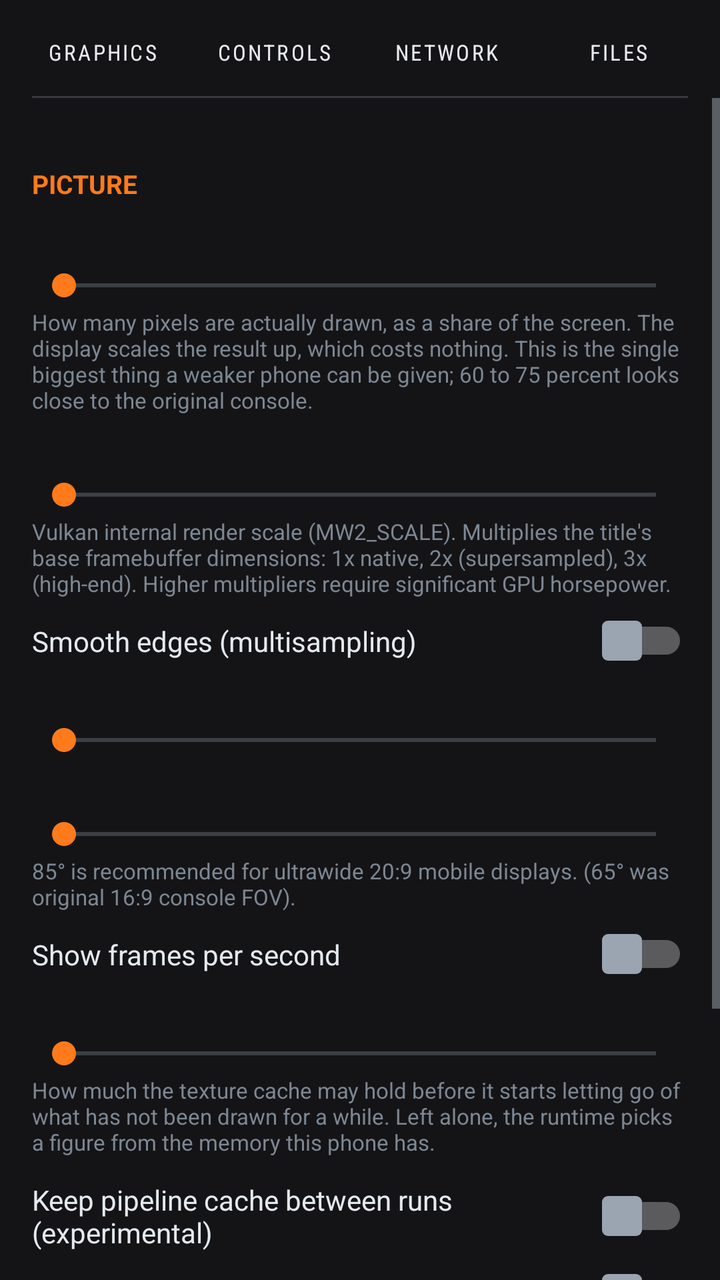
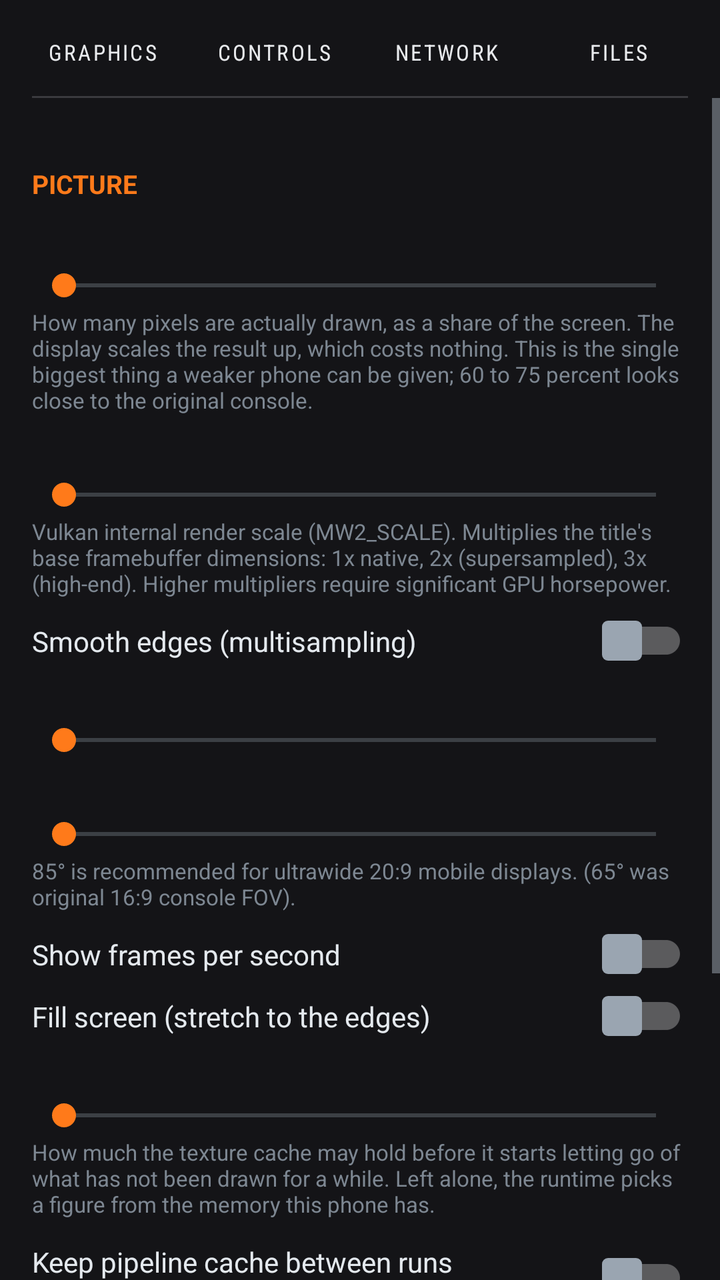

Screens rendered from an Android XML layout before and after an edit, with the pre-edit source and the edit as a unified diff.
<!-- AndroidManifest.xml: application theme Theme.MW2 -->
<!-- res/layout/activity_settings.xml -->
<?xml version="1.0" encoding="utf-8"?>
<LinearLayout xmlns:android="http://schemas.android.com/apk/res/android"
    android:layout_width="match_parent"
    android:layout_height="match_parent"
    android:fitsSystemWindows="true"
    android:background="#141417"
    android:orientation="vertical">

    <LinearLayout
        android:id="@+id/tab_bar"
        android:layout_width="match_parent"
        android:layout_height="wrap_content"
        android:orientation="horizontal"
        android:paddingStart="8dp"
        android:paddingEnd="8dp"
        android:paddingTop="8dp"
        android:paddingBottom="0dp">

        <Button
            android:id="@+id/tab_graphics"
            android:layout_width="0dp"
            android:layout_height="wrap_content"
            android:layout_weight="1"
            android:minHeight="36dp"
            android:background="@android:color/transparent"
            android:gravity="center"
            android:text="@string/tab_graphics"
            android:textColor="#E8EAED"
            android:textSize="11sp"
            android:fontFamily="sans-serif-condensed"
            android:letterSpacing="0.1"
            android:stateListAnimator="@null" />

        <Button
            android:id="@+id/tab_controls"
            android:layout_width="0dp"
            android:layout_height="wrap_content"
            android:layout_weight="1"
            android:minHeight="36dp"
            android:background="@android:color/transparent"
            android:gravity="center"
            android:text="@string/tab_controls"
            android:textColor="#E8EAED"
            android:textSize="11sp"
            android:fontFamily="sans-serif-condensed"
            android:letterSpacing="0.1"
            android:stateListAnimator="@null" />

        <Button
            android:id="@+id/tab_network"
            android:layout_width="0dp"
            android:layout_height="wrap_content"
            android:layout_weight="1"
            android:minHeight="36dp"
            android:background="@android:color/transparent"
            android:gravity="center"
            android:text="@string/tab_network"
            android:textColor="#E8EAED"
            android:textSize="11sp"
            android:fontFamily="sans-serif-condensed"
            android:letterSpacing="0.1"
            android:stateListAnimator="@null" />

        <Button
            android:id="@+id/tab_files"
            android:layout_width="0dp"
            android:layout_height="wrap_content"
            android:layout_weight="1"
            android:minHeight="36dp"
            android:background="@android:color/transparent"
            android:gravity="center"
            android:text="@string/tab_files"
            android:textColor="#E8EAED"
            android:textSize="11sp"
            android:fontFamily="sans-serif-condensed"
            android:letterSpacing="0.1"
            android:stateListAnimator="@null" />
    </LinearLayout>

    <View
        android:layout_width="match_parent"
        android:layout_height="1dp"
        android:layout_marginStart="16dp"
        android:layout_marginEnd="16dp"
        android:layout_marginTop="4dp"
        android:background="#3A3A3E" />

    <View
        android:id="@+id/tab_rule"
        android:layout_width="48dp"
        android:layout_height="2dp"
        android:layout_marginStart="16dp"
        android:layout_marginTop="4dp"
        android:visibility="gone" />

    <ScrollView
        android:layout_width="match_parent"
        android:layout_height="0dp"
        android:layout_weight="1"
        android:fillViewport="false">

        <LinearLayout
            android:layout_width="match_parent"
            android:layout_height="wrap_content"
            android:orientation="vertical"
            android:padding="16dp">

            
            <LinearLayout
                android:id="@+id/page_graphics"
                android:layout_width="match_parent"
                android:layout_height="wrap_content"
                android:orientation="vertical">

                <TextView
                    style="@style/SectionHeading"
                    android:layout_width="match_parent"
                    android:layout_height="wrap_content"
                    android:text="@string/section_picture" />

                <TextView
                    android:id="@+id/resolution_label"
                    style="@style/SettingLabel"
                    android:layout_width="match_parent"
                    android:layout_height="wrap_content" />

                <SeekBar
                    android:id="@+id/resolution"
                    android:layout_width="match_parent"
                    android:layout_height="wrap_content" />

                <TextView
                    style="@style/SettingHint"
                    android:layout_width="match_parent"
                    android:layout_height="wrap_content"
                    android:text="@string/resolution_hint" />

                <TextView
                    android:id="@+id/render_scale_label"
                    style="@style/SettingLabel"
                    android:layout_width="match_parent"
                    android:layout_height="wrap_content" />

                <SeekBar
                    android:id="@+id/render_scale"
                    android:layout_width="match_parent"
                    android:layout_height="wrap_content" />

                <TextView
                    style="@style/SettingHint"
                    android:layout_width="match_parent"
                    android:layout_height="wrap_content"
                    android:text="@string/render_scale_hint" />

                <androidx.appcompat.widget.SwitchCompat
                    android:id="@+id/msaa"
                    style="@style/SettingSwitch"
                    android:layout_width="match_parent"
                    android:layout_height="wrap_content"
                    android:text="@string/msaa" />

                    <TextView
        android:id="@+id/fps_limit_label"
        style="@style/SettingLabel"
        android:layout_width="match_parent"
        android:layout_height="wrap_content" />

    <SeekBar
        android:id="@+id/fps_limit"
        android:layout_width="match_parent"
        android:layout_height="wrap_content" />
                <TextView
                    android:id="@+id/fov_label"
                    style="@style/SettingLabel"
                    android:layout_width="match_parent"
                    android:layout_height="wrap_content" />

                <SeekBar
                    android:id="@+id/fov_slider"
                    android:layout_width="match_parent"
                    android:layout_height="wrap_content" />

                <TextView
                    style="@style/SettingHint"
                    android:layout_width="match_parent"
                    android:layout_height="wrap_content"
                    android:text="@string/fov_hint" />

                <androidx.appcompat.widget.SwitchCompat
                    android:id="@+id/stats"
                    style="@style/SettingSwitch"
                    android:layout_width="match_parent"
                    android:layout_height="wrap_content"
                    android:text="@string/show_stats" />

                <TextView
                    android:id="@+id/texture_label"
                    style="@style/SettingLabel"
                    android:layout_width="match_parent"
                    android:layout_height="wrap_content" />

                <SeekBar
                    android:id="@+id/texture_budget"
                    android:layout_width="match_parent"
                    android:layout_height="wrap_content" />

                <TextView
                    style="@style/SettingHint"
                    android:layout_width="match_parent"
                    android:layout_height="wrap_content"
                    android:text="@string/texture_hint" />

                <androidx.appcompat.widget.SwitchCompat
                    android:id="@+id/persist_pipeline"
                    style="@style/SettingSwitch"
                    android:layout_width="match_parent"
                    android:layout_height="wrap_content"
                    android:text="@string/persist_pipeline" />

                <androidx.appcompat.widget.SwitchCompat
                    android:id="@+id/prewarm_all"
                    style="@style/SettingSwitch"
                    android:layout_width="match_parent"
                    android:layout_height="wrap_content"
                    android:text="@string/prewarm_all" />

                <TextView
                    style="@style/SettingHint"
                    android:layout_width="match_parent"
                    android:layout_height="wrap_content"
                    android:text="@string/prewarm_all_hint" />

                <TextView
                    style="@style/SectionHeading"
                    android:layout_width="match_parent"
                    android:layout_height="wrap_content"
                    android:text="@string/section_sound" />

                <androidx.appcompat.widget.SwitchCompat
                    android:id="@+id/audio"
                    style="@style/SettingSwitch"
                    android:layout_width="match_parent"
                    android:layout_height="wrap_content"
                    android:text="@string/audio_on" />
            </LinearLayout>

            
            <LinearLayout
                android:id="@+id/page_controls"
                android:layout_width="match_parent"
                android:layout_height="wrap_content"
                android:orientation="vertical"
                android:visibility="gone">

                <TextView
                    style="@style/SectionHeading"
                    android:layout_width="match_parent"
                    android:layout_height="wrap_content"
                    android:text="@string/section_controls" />

                <androidx.appcompat.widget.SwitchCompat
                    android:id="@+id/touch"
                    style="@style/SettingSwitch"
                    android:layout_width="match_parent"
                    android:layout_height="wrap_content"
                    android:text="@string/touch_controls" />

                <androidx.appcompat.widget.SwitchCompat
                    android:id="@+id/gamepad"
                    style="@style/SettingSwitch"
                    android:layout_width="match_parent"
                    android:layout_height="wrap_content"
                    android:text="@string/use_gamepad" />

                <TextView
                    style="@style/SettingHint"
                    android:layout_width="match_parent"
                    android:layout_height="wrap_content"
                    android:text="@string/gamepad_hint" />

                <androidx.appcompat.widget.SwitchCompat
                    android:id="@+id/vibration"
                    style="@style/SettingSwitch"
                    android:layout_width="match_parent"
                    android:layout_height="wrap_content"
                    android:text="@string/vibration" />

                <androidx.appcompat.widget.SwitchCompat
                    android:id="@+id/invert"
                    style="@style/SettingSwitch"
                    android:layout_width="match_parent"
                    android:layout_height="wrap_content"
                    android:text="@string/invert_look" />

                <TextView
                    android:id="@+id/look_x_label"
                    style="@style/SettingLabel"
                    android:layout_width="match_parent"
                    android:layout_height="wrap_content" />

                <SeekBar
                    android:id="@+id/look_x"
                    android:layout_width="match_parent"
                    android:layout_height="wrap_content" />

                <TextView
                    android:id="@+id/look_y_label"
                    style="@style/SettingLabel"
                    android:layout_width="match_parent"
                    android:layout_height="wrap_content" />

                <SeekBar
                    android:id="@+id/look_y"
                    android:layout_width="match_parent"
                    android:layout_height="wrap_content" />

                <TextView
                    android:id="@+id/smoothing_label"
                    style="@style/SettingLabel"
                    android:layout_width="match_parent"
                    android:layout_height="wrap_content" />

                <SeekBar
                    android:id="@+id/smoothing"
                    android:layout_width="match_parent"
                    android:layout_height="wrap_content" />

                <TextView
                    style="@style/SettingHint"
                    android:layout_width="match_parent"
                    android:layout_height="wrap_content"
                    android:text="@string/smoothing_hint" />

                <TextView
                    style="@style/SettingHint"
                    android:layout_width="match_parent"
                    android:layout_height="wrap_content"
                    android:layout_marginTop="10dp"
                    android:text="@string/edit_controls_where" />
            </LinearLayout>

            
            <LinearLayout
                android:id="@+id/page_network"
                android:layout_width="match_parent"
                android:layout_height="wrap_content"
                android:orientation="vertical"
                android:visibility="gone">

                <TextView
                    style="@style/SectionHeading"
                    android:layout_width="match_parent"
                    android:layout_height="wrap_content"
                    android:text="@string/tab_network" />

                <TextView
                    style="@style/SettingLabel"
                    android:layout_width="match_parent"
                    android:layout_height="wrap_content"
                    android:text="@string/player_name" />

                <EditText
                    android:id="@+id/player_name"
                    android:layout_width="match_parent"
                    android:layout_height="wrap_content"
                    android:hint="@string/player_name"
                    android:inputType="text"
                    android:maxLength="15"
                    android:singleLine="true"
                    android:textColor="#E2E8F0"
                    android:textColorHint="#64748B" />

                <TextView
                    style="@style/SettingHint"
                    android:layout_width="match_parent"
                    android:layout_height="wrap_content"
                    android:text="@string/player_name_hint" />

                <androidx.appcompat.widget.SwitchCompat
                    android:id="@+id/lan_accept"
                    style="@style/SettingSwitch"
                    android:layout_width="match_parent"
                    android:layout_height="wrap_content"
                    android:text="@string/lan_accept" />

                <TextView
                    style="@style/SettingHint"
                    android:layout_width="match_parent"
                    android:layout_height="wrap_content"
                    android:text="@string/lan_accept_hint" />

                <TextView
                    style="@style/SettingLabel"
                    android:layout_width="match_parent"
                    android:layout_height="wrap_content"
                    android:text="@string/lan_iface" />

                <EditText
                    android:id="@+id/lan_iface"
                    android:layout_width="match_parent"
                    android:layout_height="wrap_content"
                    android:hint="@string/lan_iface"
                    android:inputType="text"
                    android:maxLength="64"
                    android:singleLine="true"
                    android:textColor="#E2E8F0"
                    android:textColorHint="#64748B" />

                <TextView
                    style="@style/SettingHint"
                    android:layout_width="match_parent"
                    android:layout_height="wrap_content"
                    android:text="@string/lan_iface_hint" />
            </LinearLayout>

            
            <LinearLayout
                android:id="@+id/page_files"
                android:layout_width="match_parent"
                android:layout_height="wrap_content"
                android:orientation="vertical"
                android:visibility="gone">

                <TextView
                    style="@style/SectionHeading"
                    android:layout_width="match_parent"
                    android:layout_height="wrap_content"
                    android:text="@string/section_files" />

                <TextView
                    android:id="@+id/paths"
                    style="@style/SettingHint"
                    android:layout_width="match_parent"
                    android:layout_height="wrap_content" />

                <Button
                    android:id="@+id/forget"
                    android:layout_width="match_parent"
                    android:layout_height="wrap_content"
                    android:layout_marginTop="10dp"
                    android:text="@string/forget_install" />

                <TextView
                    style="@style/SectionHeading"
                    android:layout_width="match_parent"
                    android:layout_height="wrap_content"
                    android:text="@string/section_storage" />

                <TextView
                    android:id="@+id/storage"
                    style="@style/SettingHint"
                    android:layout_width="match_parent"
                    android:layout_height="wrap_content"
                    android:text="@string/storage_computing" />

                <Button
                    android:id="@+id/clear_shaders"
                    android:layout_width="match_parent"
                    android:layout_height="wrap_content"
                    android:layout_marginTop="10dp"
                    android:text="@string/clear_shaders" />

                <Button
                    android:id="@+id/clear_logs"
                    android:layout_width="match_parent"
                    android:layout_height="wrap_content"
                    android:layout_marginTop="10dp"
                    android:text="@string/clear_logs" />

                <Button
                    android:id="@+id/install_mods"
                    android:layout_width="match_parent"
                    android:layout_height="wrap_content"
                    android:layout_marginTop="10dp"
                    android:text="@string/install_mods" />

                <TextView
                    style="@style/SettingHint"
                    android:layout_width="match_parent"
                    android:layout_height="wrap_content"
                    android:text="@string/install_mods_hint" />
            </LinearLayout>
        </LinearLayout>
    </ScrollView>
</LinearLayout>
<!-- resources referenced by this layout -->
<resources>
  <string name="audio_on">Sound</string>
  <string name="clear_logs">Clear logs</string>
  <string name="clear_shaders">Clear shader cache</string>
  <string name="edit_controls_where">The on-screen pad is edited in the game: pause and choose “Edit controls”.</string>
  <string name="forget_install">Forget the installed files</string>
  <string name="fov_hint">85° is recommended for ultrawide 20:9 mobile displays. (65° was original 16:9 console FOV).</string>
  <string name="gamepad_hint">Turn this off to ignore controllers entirely. Some phones report an accessory, or their own sensors, as a gamepad with a stick that is not centred, which makes the character walk on its own.</string>
  <string name="install_mods">Install mod files</string>
  <string name="install_mods_hint">Extra maps, weapons and modes for this install\'s game version. Choose the extracted folder: its .ff, .pak and .bik files are copied into the game folder. Scripts and plugins are reported and left alone — this port runs no plugin system.</string>
  <string name="invert_look">Invert looking up and down</string>
  <string name="lan_accept">Accept network invites automatically</string>
  <string name="lan_accept_hint">When another player on the network invites this phone to their lobby, join without asking. Off means invites are only logged.</string>
  <string name="lan_iface">Announced adapter (blank = auto)</string>
  <string name="lan_iface_hint">Which connection sessions invite to: a name or address piece (WiFi, wlan0, 192.168.1). Needed with a VPN and WiFi at once, so guests are told a door they can reach.</string>
  <string name="msaa">Smooth edges (multisampling)</string>
  <string name="persist_pipeline">Keep pipeline cache between runs (experimental)</string>
  <string name="player_name">Network player name</string>
  <string name="player_name_hint">The name other players on the network see (15 characters at most). Empty means the profile\u2019s name, which on a fresh install is \u201cPlayer 1\u201d.</string>
  <string name="prewarm_all">Compile all shaders at boot</string>
  <string name="render_scale_hint">Vulkan internal render scale (MW2_SCALE). Multiplies the title\'s base framebuffer dimensions: 1x native, 2x (supersampled), 3x (high-end). Higher multipliers require significant GPU horsepower.</string>
  <string name="resolution_hint">How many pixels are actually drawn, as a share of the screen. The display scales the result up, which costs nothing. This is the single biggest thing a weaker phone can be given; 60 to 75 percent looks close to the original console.</string>
  <string name="section_controls">Controls</string>
  <string name="section_files">Game files</string>
  <string name="section_picture">Picture</string>
  <string name="section_sound">Sound</string>
  <string name="section_storage">Storage</string>
  <string name="show_stats">Show frames per second</string>
  <string name="smoothing_hint">Evens out a finger\'s jitter on glass. Too much and aiming feels like it is on ice.</string>
  <string name="storage_computing">Measuring…</string>
  <string name="tab_controls">CONTROLS</string>
  <string name="tab_files">FILES</string>
  <string name="tab_graphics">GRAPHICS</string>
  <string name="tab_network">NETWORK</string>
  <string name="texture_hint">How much the texture cache may hold before it starts letting go of what has not been drawn for a while. Left alone, the runtime picks a figure from the memory this phone has.</string>
  <string name="touch_controls">On-screen controls</string>
  <string name="use_gamepad">Use a physical controller</string>
  <string name="vibration">Vibration</string>
  <!-- unchanged entries left out for length: 8 -->
</resources>

<!-- the commit's change to res/layout/activity_settings.xml (unified diff, before → after) -->
@@ -193,6 +193,13 @@
                     android:layout_height="wrap_content"
                     android:text="@string/show_stats" />
 
+                <androidx.appcompat.widget.SwitchCompat
+                    android:id="@+id/fill_screen"
+                    style="@style/SettingSwitch"
+                    android:layout_width="match_parent"
+                    android:layout_height="wrap_content"
+                    android:text="@string/fill_screen" />
+
                 <TextView
                     android:id="@+id/texture_label"
                     style="@style/SettingLabel"
<!-- resource entries referenced after the edit -->
@@ -4,6 +4,7 @@
   <string name="clear_logs">Clear logs</string>
   <string name="clear_shaders">Clear shader cache</string>
   <string name="edit_controls_where">The on-screen pad is edited in the game: pause and choose “Edit controls”.</string>
+  <string name="fill_screen">Fill screen (stretch to the edges)</string>
   <string name="forget_install">Forget the installed files</string>
   <string name="fov_hint">85° is recommended for ultrawide 20:9 mobile displays. (65° was original 16:9 console FOV).</string>
   <string name="gamepad_hint">Turn this off to ignore controllers entirely. Some phones report an accessory, or their own sensors, as a gamepad with a stick that is not centred, which makes the character walk on its own.</string>
